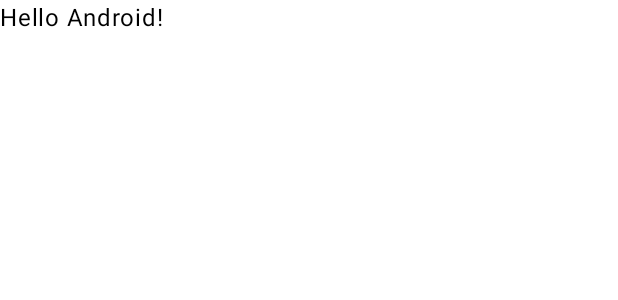
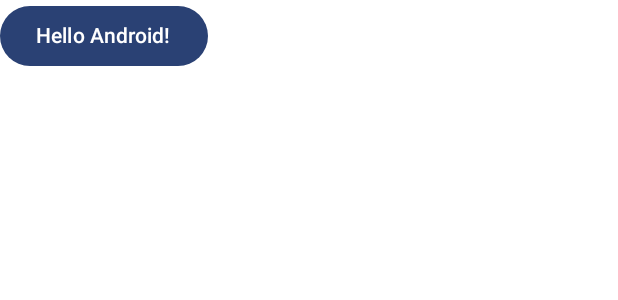
Before and after one commit to SunHe-1992/AndroidLearn, an Android app built with Jetpack Compose: the @Preview function GreetingPreview, on a phone screen of 412 x 824 dp. Shown: the top 300 px of the screen. Run offline under Robolectric (Android 15) with nearby library versions, the phone set to English and light mode, and no system bars.

Commit message:
test button

```diff
--- a/app/build.gradle.kts
+++ b/app/build.gradle.kts
@@ -6,7 +6,7 @@ plugins {
 
 android {
     namespace = "com.hesun.comp304lab4_ex1"
-    compileSdk = 34
+    compileSdk = 35
 
     defaultConfig {
         applicationId = "com.hesun.comp304lab4_ex1"
--- a/app/src/main/java/com/hesun/comp304lab4_ex1/MainActivity.kt
+++ b/app/src/main/java/com/hesun/comp304lab4_ex1/MainActivity.kt
@@ -6,6 +6,7 @@ import androidx.activity.compose.setContent
 import androidx.activity.enableEdgeToEdge
 import androidx.compose.foundation.layout.fillMaxSize
 import androidx.compose.foundation.layout.padding
+import androidx.compose.material3.Button
 import androidx.compose.material3.Scaffold
 import androidx.compose.material3.Text
 import androidx.compose.runtime.Composable
@@ -32,10 +33,12 @@ class MainActivity : ComponentActivity() {
 
 @Composable
 fun Greeting(name: String, modifier: Modifier = Modifier) {
-    Text(
-        text = "Hello $name!",
-        modifier = modifier
-    )
+    Button(onClick = { /*TODO*/ }) {
+        Text(
+            text = "Hello $name!",
+            modifier = modifier
+        )
+    }
 }
 
 @Preview(showBackground = true)
```
